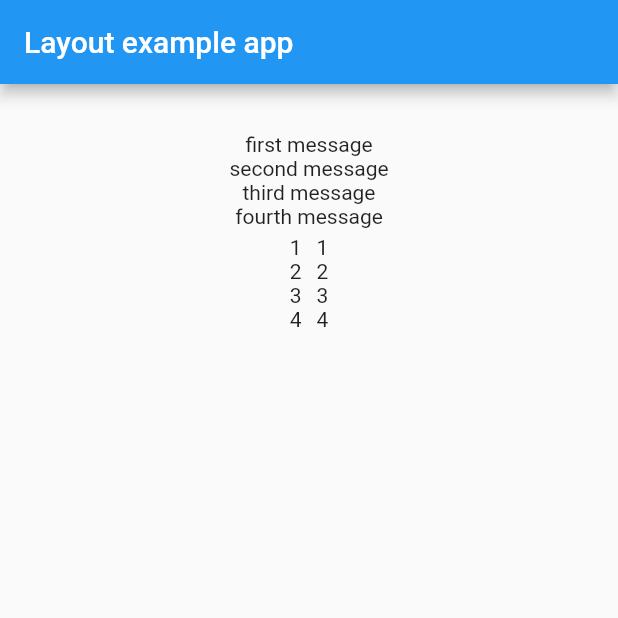
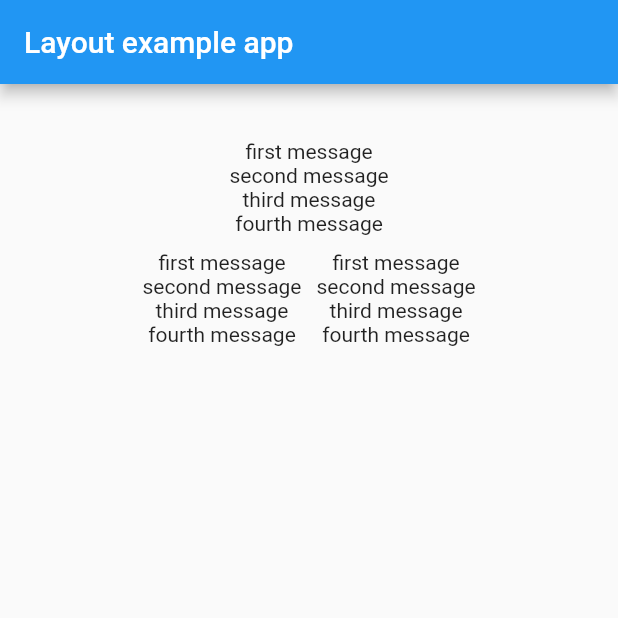
Before and after one commit to oriolusler/flutter_first_steps, a Flutter app: the screen it shows after launch, on a phone screen of 412 x 824 dp, the top half of it. Run offline on Flutter 3.47's test engine with Material 2 defaults, Android fonts, the phone set to English and light mode, and no system bars.

Commit message:
layouts simplification

```diff
--- a/lib/layout/appLayout.dart
+++ b/lib/layout/appLayout.dart
@@ -1,4 +1,5 @@
 import 'package:flutter/material.dart';
+import 'layoutWidget.dart';
 
 class LayoutApp extends StatelessWidget {
   @override
@@ -14,36 +15,13 @@ class LayoutApp extends StatelessWidget {
           child: new Center(
             child: new Column(
               children: <Widget>[
-                new Text('first message'),
-                new Text('second message'),
-                new Text('third message'),
-                new Text('fourth message'),
+                new SimpleLayoutWidget(),
                 new Row(
                   crossAxisAlignment: CrossAxisAlignment.center,
                   mainAxisAlignment: MainAxisAlignment.center,
                   children: <Widget>[
-                    new Container(
-                      padding: const EdgeInsets.all(5.0),
-                      child: new Column(
-                        children: <Widget>[
-                          new Text('1'),
-                          new Text('2'),
-                          new Text('3'),
-                          new Text('4'),
-                        ],
-                      ),
-                    ),
-                    new Container(
-                      padding: const EdgeInsets.all(5.0),
-                      child: new Column(
-                        children: <Widget>[
-                          new Text('1'),
-                          new Text('2'),
-                          new Text('3'),
-                          new Text('4'),
-                        ],
-                      ),
-                    )
+                    new SimpleLayoutWidget(),
+                    new SimpleLayoutWidget(),
                   ],
                 )
               ],
--- /dev/null
+++ b/lib/layout/layoutWidget.dart
@@ -0,0 +1,18 @@
+import 'package:flutter/material.dart';
+
+class SimpleLayoutWidget extends StatelessWidget {
+  @override
+  Widget build(BuildContext context) {
+    return new Container(
+      padding: const EdgeInsets.all(5.0),
+      child: new Column(
+        children: <Widget>[
+          new Text('first message'),
+          new Text('second message'),
+          new Text('third message'),
+          new Text('fourth message'),
+        ],
+      ),
+    );
+  }
+}
```
